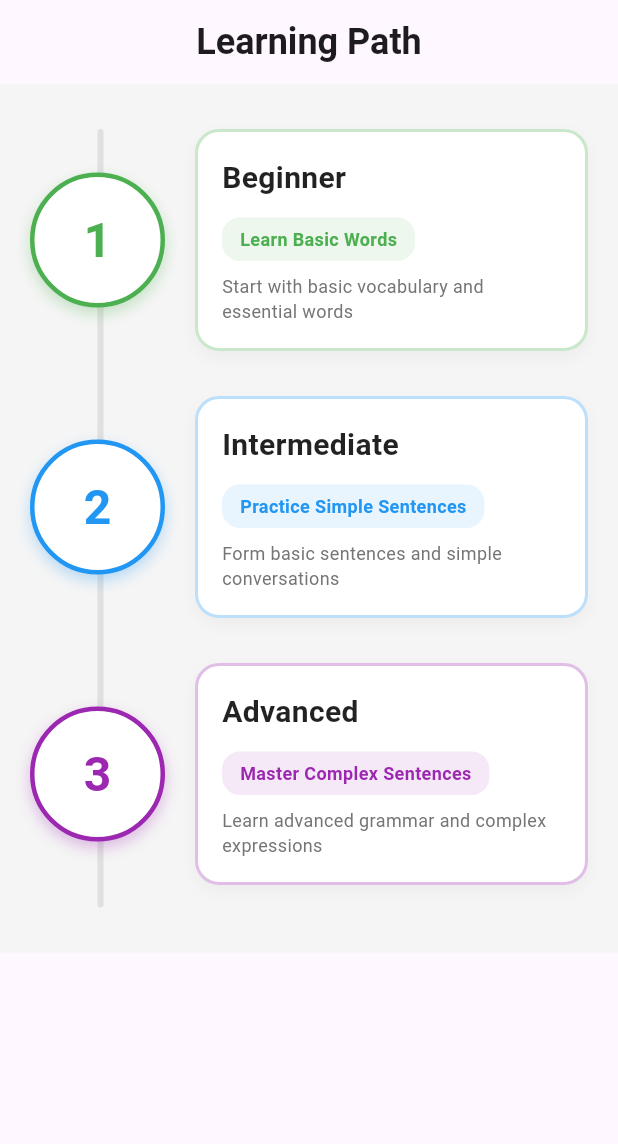
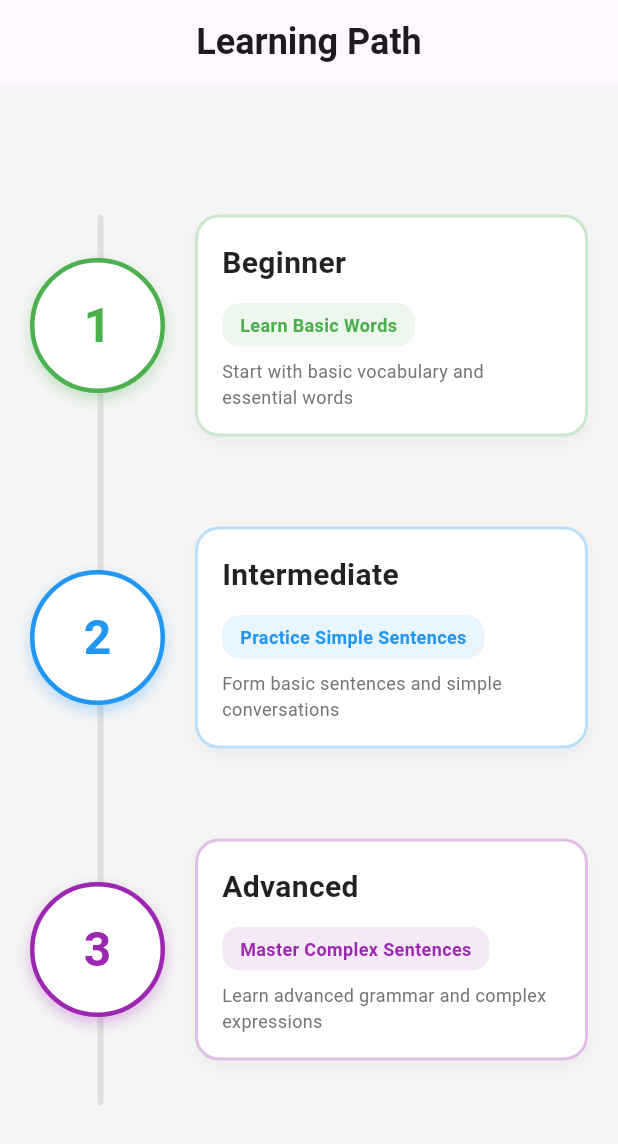
Before and after one commit to ProjectMira/bojang, a Flutter app: the screen it shows after launch, on a phone screen of 412 x 824 dp. Shown: the top 1144 px of the screen. Run offline on Flutter 3.47's test engine with Material 3 defaults, Android fonts, the phone set to English and light mode, and no system bars.

Commit message:
vertically align the level selections

```diff
--- a/lib/screens/level_selection_screen.dart
+++ b/lib/screens/level_selection_screen.dart
@@ -22,12 +22,20 @@ class LevelSelectionScreen extends StatelessWidget {
           color: Colors.grey[100],
         ),
         child: SingleChildScrollView(
+          child: ConstrainedBox(
+            constraints: BoxConstraints(
+              minHeight: MediaQuery.of(context).size.height - AppBar().preferredSize.height,
+            ),
+            child: Center(
               child: Padding(
                 padding: const EdgeInsets.symmetric(horizontal: 20.0, vertical: 30.0),
                 child: Column(
+                  mainAxisAlignment: MainAxisAlignment.center,
                   children: [
                     _buildPath(context),
                   ],
+                ),
+              ),
             ),
           ),
         ),
@@ -86,7 +94,7 @@ class LevelSelectionScreen extends StatelessWidget {
   }
 
   Widget _buildConnector() {
-    return const SizedBox(height: 15);
+    return const SizedBox(height: 30);
   }
 
   Widget _buildLevel(
@@ -100,7 +108,7 @@ class LevelSelectionScreen extends StatelessWidget {
     return Opacity(
       opacity: isUnlocked ? 1.0 : 0.6,
       child: Container(
-        margin: const EdgeInsets.only(bottom: 15),
+        margin: const EdgeInsets.only(bottom: 30),
         child: InkWell(
           onTap: isUnlocked
               ? () {
```
Lines whose indentation alone changed are shown as unchanged.
